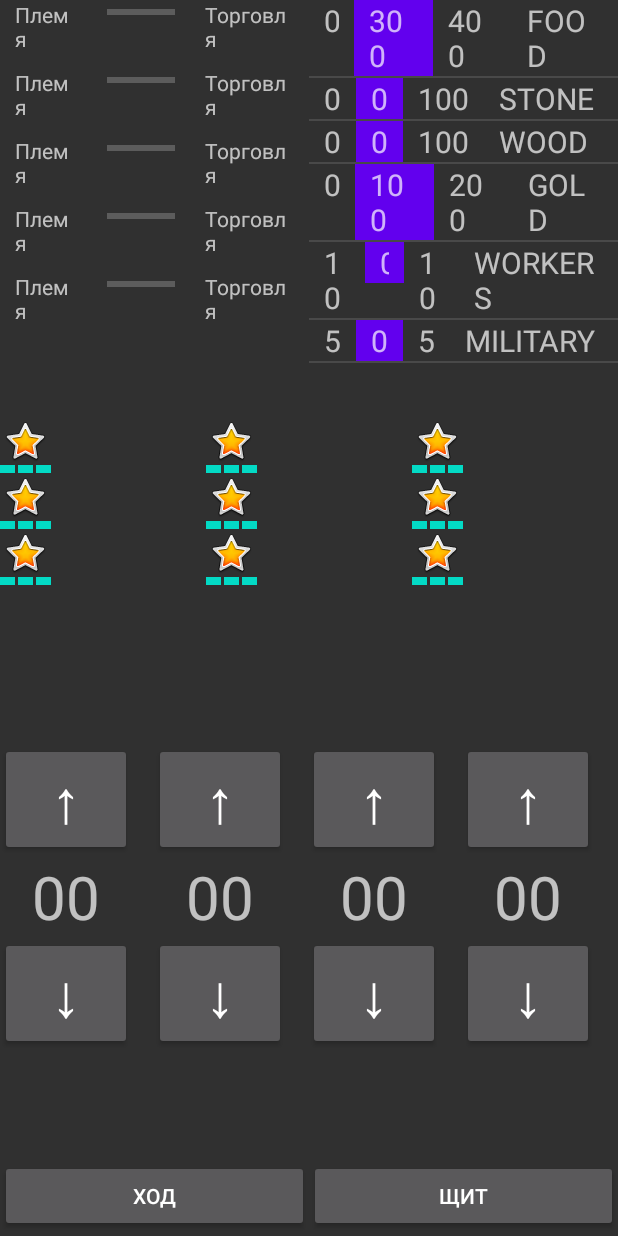
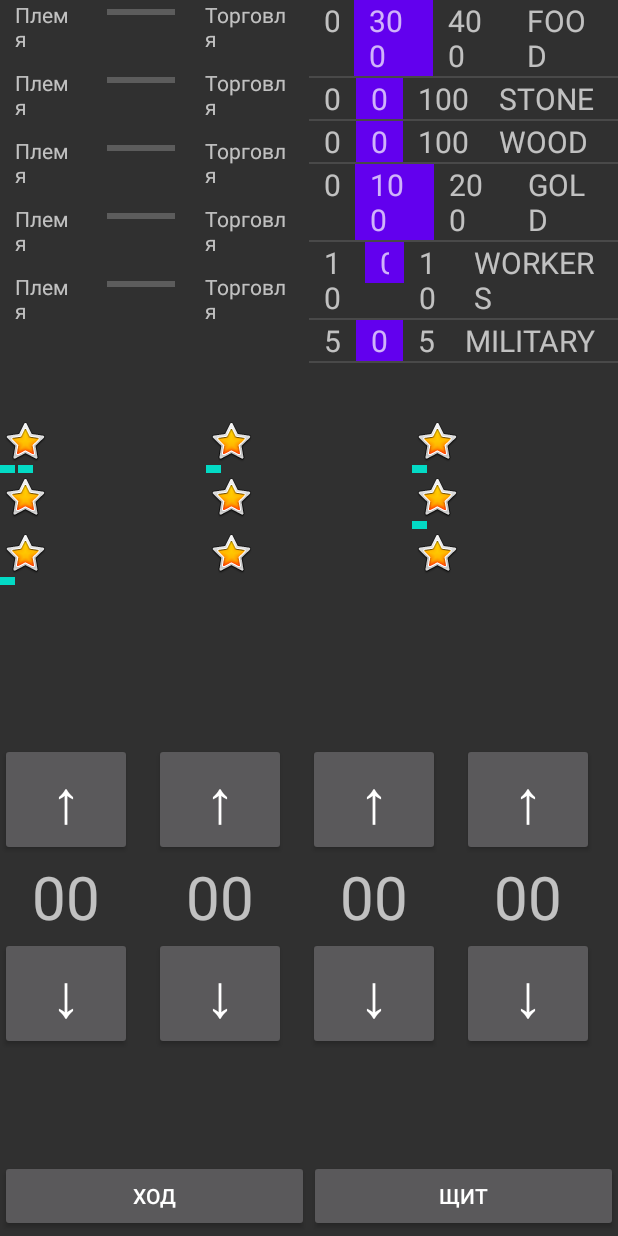
Before and after one commit to Skleznev/The_Tribe, an Android app: the screen it shows after launch (GameActivity), on a phone screen of 412 x 824 dp. Run offline under Robolectric (Android 15) with nearby library versions, the phone set to English and light mode, and no system bars.

Commit message:
Drawable + BuildDialog

```diff
--- a/app/src/main/java/com/skleznevco/thetribe/Adapter/BuildAdapter.java
+++ b/app/src/main/java/com/skleznevco/thetribe/Adapter/BuildAdapter.java
@@ -1,5 +1,6 @@
 package com.skleznevco.thetribe.Adapter;
 
+import android.app.Activity;
 import android.content.Context;
 import android.view.LayoutInflater;
 import android.view.View;
@@ -9,7 +10,6 @@ import android.widget.BaseAdapter;
 import com.skleznevco.thetribe.Building;
 import com.skleznevco.thetribe.Builds;
 import com.skleznevco.thetribe.Dialog.BuildingDialog;
-import com.skleznevco.thetribe.Dialog.ChangeCountDialog;
 import com.skleznevco.thetribe.GameRules;
 import com.skleznevco.thetribe.R;
 
@@ -33,7 +33,7 @@ public class BuildAdapter extends BaseAdapter {
     @Override
     public Building getItem(int position)
     {
-        return builds.getItem(Builds.BuildingType.values()[position]);
+        return builds.getBuilding(Builds.BuildingType.values()[position]);
     }
 
     @Override
@@ -48,14 +48,30 @@ public class BuildAdapter extends BaseAdapter {
             view = lInflater.inflate(R.layout.list_items_builds, parent, false);
         }
 
+        final Building building = getItem(position);
+
+        setLevel(view,building.getLevel());
+
         view.setOnClickListener(new View.OnClickListener() {
             @Override
             public void onClick(View v) {
-                BuildingDialog buildingDialog = new BuildingDialog(v.getContext(), getItem(position));
+                BuildingDialog buildingDialog = new BuildingDialog(v.getContext(), building);
                 buildingDialog.show();
             }
         });
 
         return view;
     }
+
+    private void setLevel(View view,int level) {
+        switch (level) {
+            case 3:
+                (view.findViewById(R.id.level_3)).setVisibility(View.VISIBLE);
+            case 2:
+                (view.findViewById(R.id.level_2)).setVisibility(View.VISIBLE);
+            case 1:
+                (view.findViewById(R.id.level_1)).setVisibility(View.VISIBLE);
+        }
+
+    }
 }
--- a/app/src/main/java/com/skleznevco/thetribe/Adapter/BuildingDialogAdapter.java
+++ b/app/src/main/java/com/skleznevco/thetribe/Adapter/BuildingDialogAdapter.java
@@ -46,7 +46,7 @@ public class BuildingDialogAdapter extends BaseAdapter {
             view = lInflater.inflate(R.layout.item_buid_dialog, parent, false);
         }
         TextView textView = view.findViewById(R.id.build_cost);
-        textView.setText(building.getCostUpgrade().toString());
+        textView.setText(building.getCostUpgrade(position).toString());
 
         return  view;
     }
--- a/app/src/main/java/com/skleznevco/thetribe/Building.java
+++ b/app/src/main/java/com/skleznevco/thetribe/Building.java
@@ -4,9 +4,11 @@ public class Building{
     private int level = 0;
     private Payment costUpgrade;
     private Payment costService;
+    private String name;
 
-    Building(int level, boolean random){
+    Building(int level, boolean random, String name){
         this.level = level;
+        this.name = name;
         if (random){
 
         }
@@ -33,11 +35,15 @@ public class Building{
 
 
     public Payment getCostService() {
+
         return costService;
     }
 
-    public Payment getCostUpgrade() {
-        return costUpgrade;
+    public Payment getCostUpgrade(int coefficient) {
+        return costUpgrade.multiply(coefficient+1);
     }
 
+    public String getName() {
+        return name;
+    }
 }
--- a/app/src/main/java/com/skleznevco/thetribe/Builds.java
+++ b/app/src/main/java/com/skleznevco/thetribe/Builds.java
@@ -25,15 +25,15 @@ public class Builds {
     public Builds(GameRules.Difficulty difficulty){
         switch (difficulty){
             case EASY:
-                townHall = new Building(2,false);
-                barracks = new Building(1 ,false);
-                jail = new Building(1,false);
-                fair = new Building(0,false);
-                church = new Building(0, false);
-                tower = new Building (1,false);
-                power = new Building(1,false);
-                theatre = new Building(0, false);
-                embassy = new Building(0, false);
+                townHall = new Building(2,false, "Ратуша");
+                barracks = new Building(1 ,false, "Казарма");
+                jail = new Building(1,false, "Тюрьма");
+                fair = new Building(0,false, "Рынок");
+                church = new Building(0, false, "Храм");
+                tower = new Building (1,false, "Смотрительная башня");
+                power = new Building(1,false, " Усиление");
+                theatre = new Building(0, false, "Амфитеатр");
+                embassy = new Building(0, false, "Посольство");
                 break;
             case MEDIUM:
 
@@ -45,7 +45,7 @@ public class Builds {
     }
 
 
-    public Building getItem(BuildingType type) {
+    public Building getBuilding(BuildingType type) {
         switch (type){
             case TOWN_HALL: return townHall;
             case BARRACKS: return barracks;
@@ -61,5 +61,4 @@ public class Builds {
     }
 
 
-
 }
--- a/app/src/main/java/com/skleznevco/thetribe/Dialog/BuildingDialog.java
+++ b/app/src/main/java/com/skleznevco/thetribe/Dialog/BuildingDialog.java
@@ -5,6 +5,7 @@ import android.content.Context;
 import android.view.LayoutInflater;
 import android.view.View;
 import android.widget.GridView;
+import android.widget.TextView;
 
 import androidx.annotation.NonNull;
 
@@ -21,9 +22,9 @@ public class BuildingDialog extends Dialog {
 
         View layout = inflater.inflate(R.layout.builds_dialog, null);
 
-
         BuildingDialogAdapter adapter = new BuildingDialogAdapter(context, building);
-
+        TextView textView = layout.findViewById(R.id.build_name);
+        textView.setText(building.getName());
         GridView gridView = layout.findViewById(R.id.dialog_grid_builds);
         gridView.setAdapter(adapter);
         setContentView(layout);
--- a/app/src/main/java/com/skleznevco/thetribe/Payment.java
+++ b/app/src/main/java/com/skleznevco/thetribe/Payment.java
@@ -26,4 +26,9 @@ public class Payment {
 
         return text;
     }
+
+
+    public Payment multiply(int coef) {
+        return new Payment(food*coef,stone*coef, wood*coef,gold*coef);
+    }
 }
--- /dev/null
+++ b/app/src/main/res/drawable/shield.xml
@@ -0,0 +1,14 @@
+<?xml version="1.0" encoding="utf-8"?>
+<vector xmlns:android="http://schemas.android.com/apk/res/android"
+    android:width="37.89dp"
+    android:height="43dp"
+    android:viewportWidth="37.89"
+    android:viewportHeight="43">
+
+    <path
+        android:fillColor="#7f7f7f"
+        android:pathData="M0,6.93A42.84,42.84,0,0,0,9.53,4C11,3.29,11.71,3,12,2.83c2.82-1.48,4-2.68,6.3-2.82a7.72,7.72,0,0,1,0.84,0c3.76 0.17 ,6,2.48,10,4.22a36.41,36.41,0,0,0,8.67,2.42h0a35.34,35.34,0,0,1-1.35,13.62c-0.2 0.63 -0.36,1-0.62,1.74a42.13,42.13,0,0,1-6,11.06c-3.87,5-9.87,9.9-10.66,9.93-0.3,0-10-7.45-13.16-12.94A43.57,43.57,0,0,1,0.3,13.24,42.88,42.88,0,0,1,0,6.93Z" />
+    <path
+        android:fillColor="#bcbcbc"
+        android:pathData="M2.9,9.34A36.52,36.52,0,0,0,11,6.81c1.23-0.57,1.85-0.85,2-1,2.4-1.25,3.39-2.27,5.35-2.39h0.72c3.18 0.15 ,5.11,2.11,8.45,3.59A31,31,0,0,0,34.9,9.1h0a30,30,0,0,1-1.15,11.56c-0.17 0.53 -0.3 0.88 -0.53,1.48a35.72,35.72,0,0,1-5.09,9.38c-3.28,4.28-8.37,8.4-9,8.43-0.26,0-8.46-6.33-11.18-11A37.3,37.3,0,0,1,3.13,14.69,37.15,37.15,0,0,1,2.9,9.34Z" />
+</vector>
--- a/app/src/main/res/layout-land/activity_main.xml
+++ b/app/src/main/res/layout-land/activity_main.xml
@@ -37,6 +37,7 @@
                 android:layout_width="match_parent"
                 android:layout_height="match_parent"
                 android:layout_weight="1"
+                android:background="@drawable/shield"
                 android:text="Щит" />
 
 
--- a/app/src/main/res/layout/list_items_builds.xml
+++ b/app/src/main/res/layout/list_items_builds.xml
@@ -22,6 +22,7 @@
             android:layout_marginEnd="2dp"
             android:layout_height="5dp"
             android:layout_weight="1"
+            android:visibility="invisible"
             android:background="@color/colorAccent" />
 
         <TextView
@@ -29,6 +30,7 @@
             android:layout_width="10dp"
             android:layout_height="5dp"
             android:layout_weight="1"
+            android:visibility="invisible"
             android:background="@color/colorAccent" />
 
         <TextView
@@ -37,6 +39,7 @@
             android:layout_marginStart="2dp"
             android:layout_height="5dp"
             android:layout_weight="1"
+            android:visibility="invisible"
             android:background="@color/colorAccent" />
     </LinearLayout>
 
```
Also changed, not shown: app/src/main/res/drawable/arrow_down.xml (added, +14 -0 lines), app/src/main/res/layout/builds_dialog.xml (+19 -5 lines).
